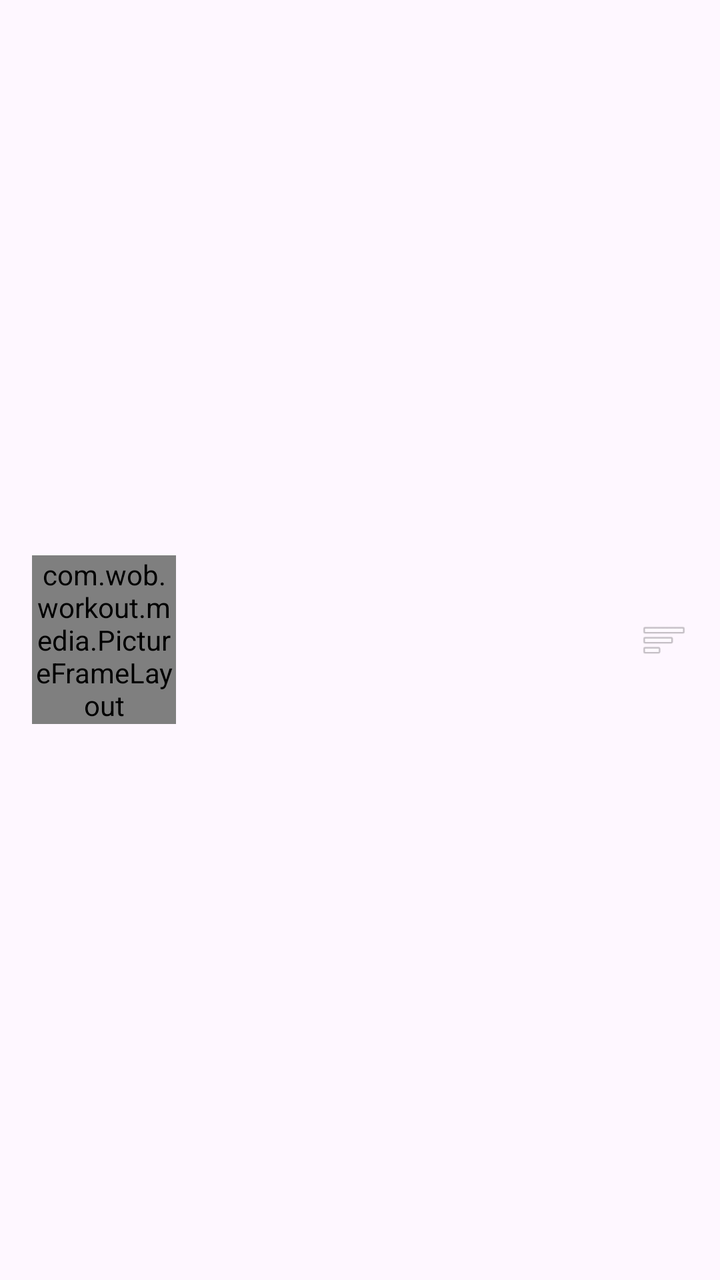
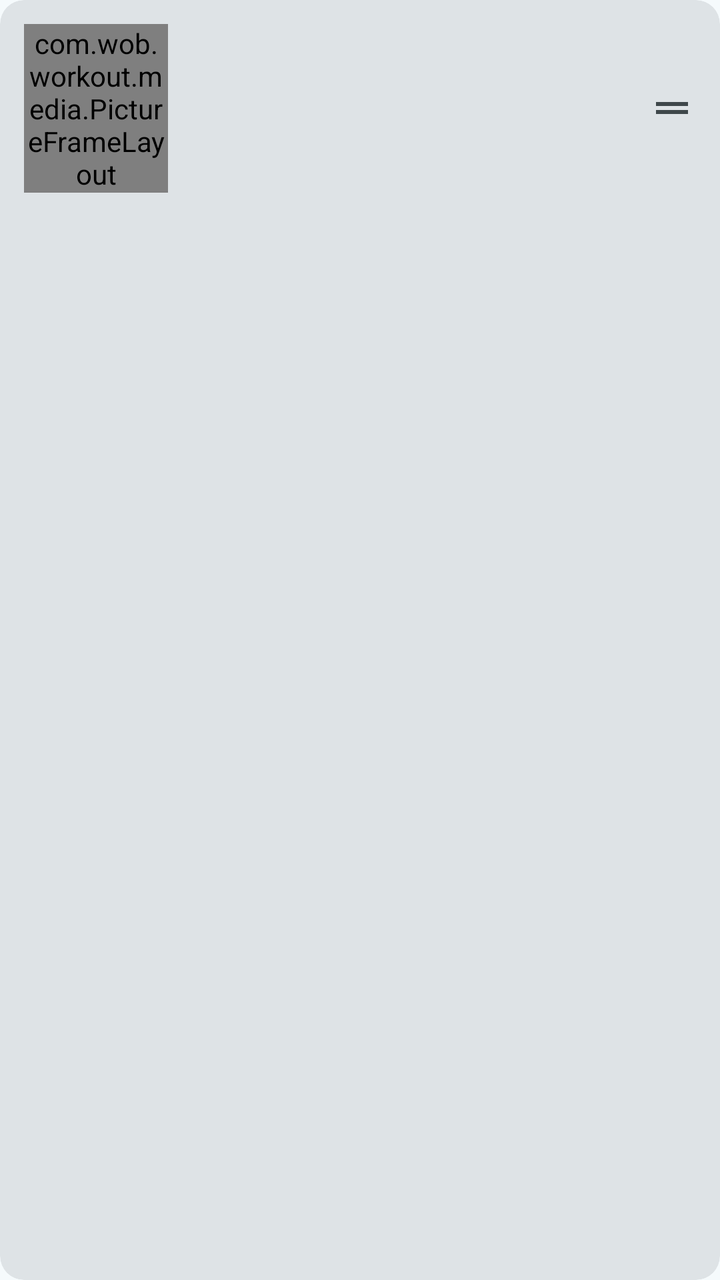

Compare the two renders of this Android layout. The source of the first and the diff that turns it into the second are given below.
<!-- AndroidManifest.xml: application theme Theme.Workout -->
<!-- res/layout/item_workout_exercise.xml -->
<?xml version="1.0" encoding="utf-8"?>
<LinearLayout xmlns:android="http://schemas.android.com/apk/res/android"
    android:layout_width="match_parent"
    android:layout_height="wrap_content"
    android:orientation="horizontal"
    android:gravity="center_vertical"
    android:padding="16dp">

    <com.wob.workout.media.PictureFrameLayout
        android:layout_width="72dp"
        android:layout_height="wrap_content"
        android:layout_marginEnd="12dp">

        <com.wob.workout.media.FramedImageView
            android:id="@+id/imgThumbnail"
            android:layout_width="match_parent"
            android:layout_height="match_parent"
            android:contentDescription="@null"/>
    </com.wob.workout.media.PictureFrameLayout>

    <TextView
        android:id="@+id/txtTitle"
        android:layout_width="0dp"
        android:layout_height="wrap_content"
        android:layout_weight="1"
        android:textSize="16sp"/>

    <TextView
        android:id="@+id/txtDuration"
        android:layout_width="wrap_content"
        android:layout_height="wrap_content"
        android:layout_marginEnd="12dp"/>

    <ImageView
        android:layout_width="24dp"
        android:layout_height="24dp"
        android:alpha="0.5"
        android:src="@android:drawable/ic_menu_sort_by_size"
        android:contentDescription="@null"/>

</LinearLayout>
<!-- resources referenced by this layout -->
<resources>
  <style name="Base.Theme.Workout" parent="Theme.Material3.DayNight.NoActionBar">
          
          
      </style>
  <!-- unchanged entries left out for length: 1 -->
</resources>

<!-- the commit's change to res/layout/item_workout_exercise.xml (unified diff, before → after) -->
@@ -1,41 +1,46 @@
 <?xml version="1.0" encoding="utf-8"?>
-<LinearLayout xmlns:android="http://schemas.android.com/apk/res/android"
-    android:layout_width="match_parent"
-    android:layout_height="wrap_content"
-    android:orientation="horizontal"
-    android:gravity="center_vertical"
-    android:padding="16dp">
+<com.google.android.material.card.MaterialCardView
+    xmlns:android="http://schemas.android.com/apk/res/android"
+    xmlns:app="http://schemas.android.com/apk/res-auto"
+    style="@style/Widget.Workout.ListCard">
 
-    <com.wob.workout.media.PictureFrameLayout
-        android:layout_width="72dp"
+    <LinearLayout
+        android:layout_width="match_parent"
         android:layout_height="wrap_content"
-        android:layout_marginEnd="12dp">
+        android:orientation="horizontal"
+        android:gravity="center_vertical"
+        android:padding="12dp">
 
-        <com.wob.workout.media.FramedImageView
-            android:id="@+id/imgThumbnail"
-            android:layout_width="match_parent"
-            android:layout_height="match_parent"
-            android:contentDescription="@null"/>
-    </com.wob.workout.media.PictureFrameLayout>
+        <com.wob.workout.media.PictureFrameLayout
+            android:layout_width="72dp"
+            android:layout_height="wrap_content"
+            android:layout_marginEnd="12dp">
 
-    <TextView
-        android:id="@+id/txtTitle"
-        android:layout_width="0dp"
-        android:layout_height="wrap_content"
-        android:layout_weight="1"
-        android:textSize="16sp"/>
+            <com.wob.workout.media.FramedImageView
+                android:id="@+id/imgThumbnail"
+                android:layout_width="match_parent"
+                android:layout_height="match_parent"
+                android:contentDescription="@null"/>
+        </com.wob.workout.media.PictureFrameLayout>
 
-    <TextView
-        android:id="@+id/txtDuration"
-        android:layout_width="wrap_content"
-        android:layout_height="wrap_content"
-        android:layout_marginEnd="12dp"/>
+        <TextView
+            android:id="@+id/txtTitle"
+            android:layout_width="0dp"
+            android:layout_height="wrap_content"
+            android:layout_weight="1"
+            android:textSize="16sp"/>
 
-    <ImageView
-        android:layout_width="24dp"
-        android:layout_height="24dp"
-        android:alpha="0.5"
-        android:src="@android:drawable/ic_menu_sort_by_size"
-        android:contentDescription="@null"/>
+        <TextView
+            android:id="@+id/txtDuration"
+            android:layout_width="wrap_content"
+            android:layout_height="wrap_content"
+            android:layout_marginEnd="12dp"/>
 
-</LinearLayout>
+        <ImageView
+            android:layout_width="24dp"
+            android:layout_height="24dp"
+            android:contentDescription="@null"
+            android:src="@drawable/ic_drag_handle"
+            app:tint="?attr/colorOnSurfaceVariant"/>
+    </LinearLayout>
+</com.google.android.material.card.MaterialCardView>
<!-- resource entries referenced after the edit -->
@@ -1,9 +1,88 @@
 <!-- resources referenced by this layout -->
 <resources>
+  <!-- drawable ic_drag_handle (drawable) -->
+  <vector xmlns:android="http://schemas.android.com/apk/res/android"
+      android:width="24dp"
+      android:height="24dp"
+      android:viewportWidth="24"
+      android:viewportHeight="24">
+      <path
+          android:fillColor="#FFFFFFFF"
+          android:pathData="M20,9H4v2h16V9zM4,15h16v-2H4V15z"/>
+  </vector>
+  <style name="Widget.Workout.ListCard" parent="Widget.Material3.CardView.Filled">
+          <item name="android:layout_width">match_parent</item>
+          <item name="android:layout_height">wrap_content</item>
+          <item name="android:layout_marginBottom">8dp</item>
+      </style>
   <style name="Base.Theme.Workout" parent="Theme.Material3.DayNight.NoActionBar">
-          
-          
+          <item name="colorPrimary">@color/primary</item>
+          <item name="colorOnPrimary">@color/on_primary</item>
+          <item name="colorPrimaryContainer">@color/primary_container</item>
+          <item name="colorOnPrimaryContainer">@color/on_primary_container</item>
+          <item name="colorPrimaryInverse">@color/primary_inverse</item>
+          <item name="colorSecondary">@color/secondary</item>
+          <item name="colorOnSecondary">@color/on_secondary</item>
+          <item name="colorSecondaryContainer">@color/secondary_container</item>
+          <item name="colorOnSecondaryContainer">@color/on_secondary_container</item>
+          <item name="colorTertiary">@color/tertiary</item>
+          <item name="colorOnTertiary">@color/on_tertiary</item>
+          <item name="colorTertiaryContainer">@color/tertiary_container</item>
+          <item name="colorOnTertiaryContainer">@color/on_tertiary_container</item>
+          <item name="colorError">@color/error</item>
+          <item name="colorOnError">@color/on_error</item>
+          <item name="colorErrorContainer">@color/error_container</item>
+          <item name="colorOnErrorContainer">@color/on_error_container</item>
+          <item name="android:colorBackground">@color/surface</item>
+          <item name="colorOnBackground">@color/on_surface</item>
+          <item name="colorSurface">@color/surface</item>
+          <item name="colorOnSurface">@color/on_surface</item>
+          <item name="colorSurfaceVariant">@color/surface_variant</item>
+          <item name="colorOnSurfaceVariant">@color/on_surface_variant</item>
+          <item name="colorSurfaceInverse">@color/surface_inverse</item>
+          <item name="colorOnSurfaceInverse">@color/on_surface_inverse</item>
+          <item name="colorSurfaceDim">@color/surface_dim</item>
+          <item name="colorSurfaceBright">@color/surface_bright</item>
+          <item name="colorSurfaceContainerLowest">@color/surface_container_lowest</item>
+          <item name="colorSurfaceContainerLow">@color/surface_container_low</item>
+          <item name="colorSurfaceContainer">@color/surface_container</item>
+          <item name="colorSurfaceContainerHigh">@color/surface_container_high</item>
+          <item name="colorSurfaceContainerHighest">@color/surface_container_highest</item>
+          <item name="colorOutline">@color/outline</item>
+          <item name="colorOutlineVariant">@color/outline_variant</item>
       </style>
+  <color name="primary">#00687A</color>
+  <color name="on_primary">#FFFFFF</color>
+  <color name="primary_container">#ACEDFF</color>
+  <color name="on_primary_container">#001F26</color>
+  <color name="primary_inverse">#84D2E7</color>
+  <color name="secondary">#4B6269</color>
+  <color name="on_secondary">#FFFFFF</color>
+  <color name="secondary_container">#CEE7EF</color>
+  <color name="on_secondary_container">#061F25</color>
+  <color name="tertiary">#565D7E</color>
+  <color name="on_tertiary">#FFFFFF</color>
+  <color name="tertiary_container">#DDE1FF</color>
+  <color name="on_tertiary_container">#131A37</color>
+  <color name="error">#BA1A1A</color>
+  <color name="on_error">#FFFFFF</color>
+  <color name="error_container">#FFDAD6</color>
+  <color name="on_error_container">#410002</color>
+  <color name="surface">#F5FAFC</color>
+  <color name="on_surface">#171C1E</color>
+  <color name="surface_variant">#DBE4E7</color>
+  <color name="on_surface_variant">#3F484B</color>
+  <color name="surface_inverse">#2B3133</color>
+  <color name="on_surface_inverse">#ECF2F4</color>
+  <color name="surface_dim">#D5DBDD</color>
+  <color name="surface_bright">#F5FAFC</color>
+  <color name="surface_container_lowest">#FFFFFF</color>
+  <color name="surface_container_low">#EFF4F7</color>
+  <color name="surface_container">#E9EFF1</color>
+  <color name="surface_container_high">#E3E9EB</color>
+  <color name="surface_container_highest">#DEE3E6</color>
+  <color name="outline">#70797C</color>
+  <color name="outline_variant">#BFC8CB</color>
   <!-- unchanged entries left out for length: 1 -->
 </resources>
 
